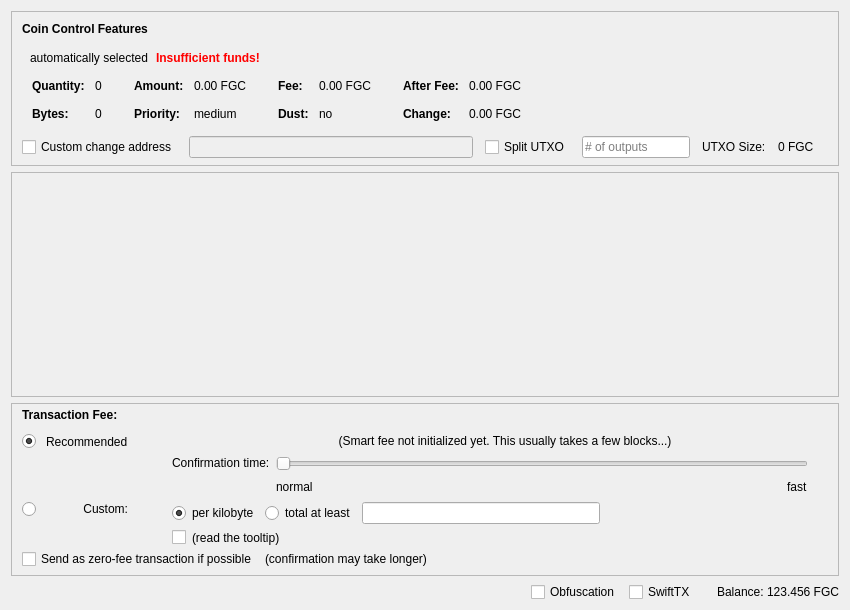
First picture: the form in src/qt/forms/sendcoinsdialog.ui, repository FantasyGold/FantasyGold-Core, before the edit.
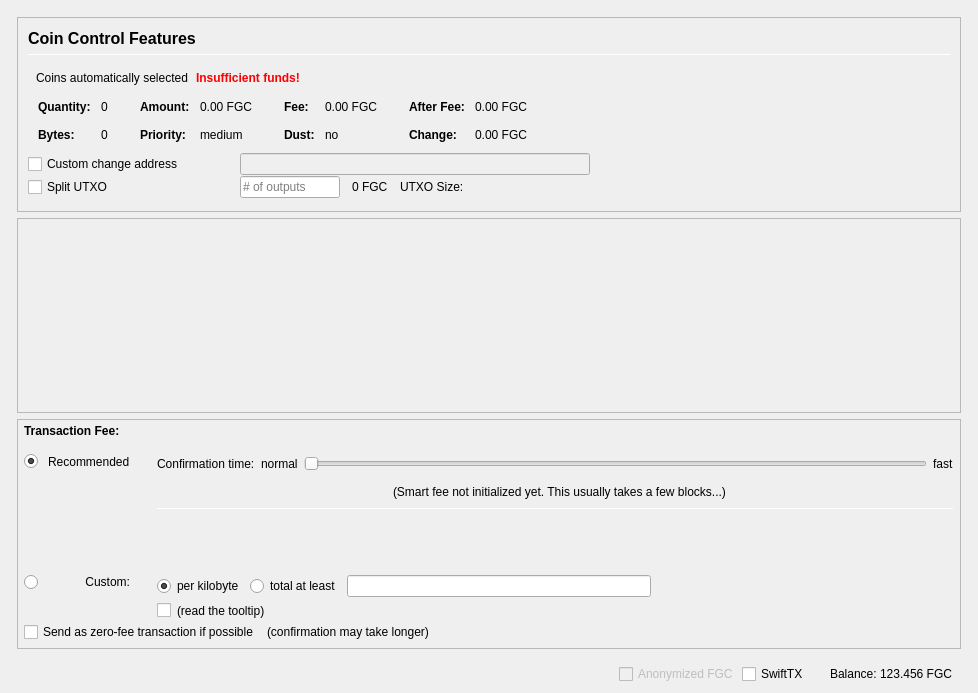
Second picture: the form after the edit. Icons and pictures are not drawn. Custom widgets are drawn as their Qt base class.

```diff
--- a/src/qt/forms/sendcoinsdialog.ui
+++ b/src/qt/forms/sendcoinsdialog.ui
@@ -2,20 +2,79 @@
 <ui version="4.0">
  <class>SendCoinsDialog</class>
  <widget class="QDialog" name="SendCoinsDialog">
+  <property name="enabled">
+   <bool>true</bool>
+  </property>
   <property name="geometry">
    <rect>
     <x>0</x>
     <y>0</y>
-    <width>850</width>
-    <height>610</height>
+    <width>978</width>
+    <height>693</height>
    </rect>
   </property>
   <property name="windowTitle">
    <string>Send Coins</string>
   </property>
-  <layout class="QVBoxLayout" name="verticalLayout" stretch="0,1,0,0">
+  <layout class="QVBoxLayout" name="verticalLayout" stretch="0">
    <property name="bottomMargin">
-    <number>8</number>
+    <number>9</number>
+   </property>
+   <item>
+    <layout class="QVBoxLayout" name="verticalLayout_Master" stretch="0,1">
+     <property name="spacing">
+      <number>0</number>
+     </property>
+     <property name="leftMargin">
+      <number>0</number>
+     </property>
+     <property name="topMargin">
+      <number>0</number>
+     </property>
+     <property name="rightMargin">
+      <number>0</number>
+     </property>
+     <property name="bottomMargin">
+      <number>0</number>
+     </property>
+     <item>
+      <widget class="QFrame" name="frame_Header">
+       <layout class="QVBoxLayout" name="verticalLayout_Header" stretch="0">
+        <property name="leftMargin">
+         <number>0</number>
+        </property>
+        <property name="topMargin">
+         <number>0</number>
+        </property>
+        <property name="rightMargin">
+         <number>0</number>
+        </property>
+        <property name="bottomMargin">
+         <number>0</number>
+        </property>
+       </layout>
+      </widget>
+     </item>
+     <item>
+      <widget class="QFrame" name="frame_BG">
+       <property name="minimumSize">
+        <size>
+         <width>0</width>
+         <height>0</height>
+        </size>
+       </property>
+       <layout class="QVBoxLayout" name="layout_BG" stretch="0,0,0,0">
+        <property name="leftMargin">
+         <number>6</number>
+        </property>
+        <property name="topMargin">
+         <number>6</number>
+        </property>
+        <property name="rightMargin">
+         <number>6</number>
+        </property>
+        <property name="bottomMargin">
+         <number>0</number>
    </property>
    <item>
     <widget class="QFrame" name="frameCoinControl">
@@ -51,12 +110,13 @@
        <number>0</number>
       </property>
       <property name="bottomMargin">
-       <number>6</number>
+            <number>0</number>
       </property>
       <item>
-       <layout class="QVBoxLayout" name="verticalLayoutCoinControl" stretch="0,0,0,0,1">
+            <widget class="QFrame" name="frameCoinControl_BG">
+             <layout class="QVBoxLayout" name="verticalLayoutCoinControl" stretch="0,0,0,0,0,0">
         <property name="spacing">
-         <number>0</number>
+               <number>1</number>
         </property>
         <property name="leftMargin">
          <number>10</number>
@@ -70,6 +130,11 @@
            <number>15</number>
           </property>
           <item>
+                 <layout class="QVBoxLayout" name="verticalLayout_3">
+                  <property name="spacing">
+                   <number>6</number>
+                  </property>
+                  <item>
            <widget class="QLabel" name="labelCoinControlFeatures">
             <property name="sizePolicy">
              <sizepolicy hsizetype="Preferred" vsizetype="Maximum">
@@ -77,8 +142,15 @@
               <verstretch>0</verstretch>
              </sizepolicy>
             </property>
+                    <property name="minimumSize">
+                     <size>
+                      <width>0</width>
+                      <height>20</height>
+                     </size>
+                    </property>
             <property name="font">
              <font>
+                      <pointsize>12</pointsize>
               <weight>75</weight>
               <bold>true</bold>
              </font>
@@ -91,6 +163,27 @@
             </property>
            </widget>
           </item>
+                  <item>
+                   <widget class="Line" name="line">
+                    <property name="minimumSize">
+                     <size>
+                      <width>0</width>
+                      <height>1</height>
+                     </size>
+                    </property>
+                    <property name="maximumSize">
+                     <size>
+                      <width>16777215</width>
+                      <height>1</height>
+                     </size>
+                    </property>
+                    <property name="orientation">
+                     <enum>Qt::Horizontal</enum>
+                    </property>
+                   </widget>
+                  </item>
+                 </layout>
+                </item>
          </layout>
         </item>
         <item>
@@ -117,7 +210,7 @@
           <item>
            <widget class="QLabel" name="labelCoinControlAutomaticallySelected">
             <property name="text">
-             <string>automatically selected</string>
+                   <string>Coins automatically selected</string>
             </property>
             <property name="margin">
              <number>5</number>
@@ -528,7 +621,7 @@
          </widget>
         </item>
         <item>
-         <layout class="QHBoxLayout" name="horizontalLayoutCoinControl4" stretch="0,0,0,0,0,0,0">
+               <layout class="QHBoxLayout" name="horizontalLayoutCoinControl4">
           <property name="spacing">
            <number>12</number>
           </property>
@@ -536,13 +629,31 @@
            <enum>QLayout::SetDefaultConstraint</enum>
           </property>
           <property name="topMargin">
-           <number>5</number>
+                 <number>0</number>
           </property>
           <property name="rightMargin">
-           <number>5</number>
+                 <number>0</number>
           </property>
           <item>
            <widget class="QCheckBox" name="checkBoxCoinControlChange">
+                  <property name="sizePolicy">
+                   <sizepolicy hsizetype="Preferred" vsizetype="Preferred">
+                    <horstretch>0</horstretch>
+                    <verstretch>0</verstretch>
+                   </sizepolicy>
+                  </property>
+                  <property name="minimumSize">
+                   <size>
+                    <width>200</width>
+                    <height>0</height>
+                   </size>
+                  </property>
+                  <property name="maximumSize">
+                   <size>
+                    <width>200</width>
+                    <height>16777215</height>
+                   </size>
+                  </property>
             <property name="toolTip">
              <string>If this is activated, but the change address is empty or invalid, change will be sent to a newly generated address.</string>
             </property>
@@ -557,15 +668,71 @@
              <bool>false</bool>
             </property>
             <property name="sizePolicy">
-             <sizepolicy hsizetype="Expanding" vsizetype="Fixed">
+                   <sizepolicy hsizetype="Preferred" vsizetype="Preferred">
               <horstretch>0</horstretch>
               <verstretch>0</verstretch>
              </sizepolicy>
             </property>
-           </widget>
-          </item>
+                  <property name="minimumSize">
+                   <size>
+                    <width>300</width>
+                    <height>0</height>
+                   </size>
+                  </property>
+                 </widget>
+                </item>
+                <item>
+                 <widget class="QLabel" name="labelCoinControlChangeLabel">
+                  <property name="sizePolicy">
+                   <sizepolicy hsizetype="Preferred" vsizetype="Preferred">
+                    <horstretch>0</horstretch>
+                    <verstretch>0</verstretch>
+                   </sizepolicy>
+                  </property>
+                  <property name="minimumSize">
+                   <size>
+                    <width>100</width>
+                    <height>0</height>
+                   </size>
+                  </property>
+                  <property name="text">
+                   <string/>
+                  </property>
+                  <property name="margin">
+                   <number>3</number>
+                  </property>
+                 </widget>
+                </item>
+               </layout>
+              </item>
+              <item>
+               <layout class="QHBoxLayout" name="horizontalLayoutCoinControl6">
+                <property name="spacing">
+                 <number>12</number>
+                </property>
+                <property name="rightMargin">
+                 <number>0</number>
+                </property>
           <item>
            <widget class="QCheckBox" name="splitBlockCheckBox">
+                  <property name="sizePolicy">
+                   <sizepolicy hsizetype="Preferred" vsizetype="Preferred">
+                    <horstretch>0</horstretch>
+                    <verstretch>0</verstretch>
+                   </sizepolicy>
+                  </property>
+                  <property name="minimumSize">
+                   <size>
+                    <width>200</width>
+                    <height>0</height>
+                   </size>
+                  </property>
+                  <property name="maximumSize">
+                   <size>
+                    <width>200</width>
+                    <height>16777215</height>
+                   </size>
+                  </property>
             <property name="text">
              <string>Split UTXO</string>
             </property>
@@ -574,23 +741,28 @@
           <item>
            <widget class="QLineEdit" name="splitBlockLineEdit">
             <property name="sizePolicy">
-             <sizepolicy hsizetype="Fixed" vsizetype="Fixed">
+                   <sizepolicy hsizetype="Preferred" vsizetype="Preferred">
               <horstretch>50</horstretch>
               <verstretch>0</verstretch>
              </sizepolicy>
             </property>
+                  <property name="minimumSize">
+                   <size>
+                    <width>100</width>
+                    <height>0</height>
+                   </size>
+                  </property>
+                  <property name="maximumSize">
+                   <size>
+                    <width>100</width>
+                    <height>16777215</height>
+                   </size>
+                  </property>
             <property name="placeholderText">
              <string># of outputs</string>
             </property>
            </widget>
           </item>
-          <item>
-           <widget class="QLabel" name="labelBlockSizeText">
-            <property name="text">
-             <string>UTXO Size:</string>
-            </property>
-           </widget>
-          </item>
           <item>
            <widget class="QLabel" name="labelBlockSize">
             <property name="text">
@@ -599,27 +771,25 @@
            </widget>
           </item>
           <item>
-           <widget class="QLabel" name="labelCoinControlChangeLabel">
-            <property name="sizePolicy">
-             <sizepolicy hsizetype="Preferred" vsizetype="Expanding">
-              <horstretch>0</horstretch>
-              <verstretch>0</verstretch>
-             </sizepolicy>
-            </property>
-            <property name="minimumSize">
-             <size>
-              <width>0</width>
-              <height>0</height>
-             </size>
-            </property>
+                 <widget class="QLabel" name="labelBlockSizeText">
             <property name="text">
-             <string/>
-            </property>
-            <property name="margin">
-             <number>3</number>
+                   <string>UTXO Size:</string>
             </property>
            </widget>
           </item>
+                <item>
+                 <spacer name="horizontalSpacer_7">
+                  <property name="orientation">
+                   <enum>Qt::Horizontal</enum>
+                  </property>
+                  <property name="sizeHint" stdset="0">
+                   <size>
+                    <width>40</width>
+                    <height>20</height>
+                   </size>
+                  </property>
+                 </spacer>
+                </item>
          </layout>
         </item>
         <item>
@@ -636,6 +806,7 @@
          </spacer>
         </item>
        </layout>
+            </widget>
       </item>
      </layout>
     </widget>
@@ -650,8 +821,8 @@
        <rect>
         <x>0</x>
         <y>0</y>
-        <width>830</width>
-        <height>161</height>
+             <width>944</width>
+             <height>136</height>
        </rect>
       </property>
       <layout class="QVBoxLayout" name="verticalLayout_2" stretch="0,1">
@@ -733,11 +904,14 @@
          <number>0</number>
         </property>
         <property name="leftMargin">
-         <number>10</number>
+              <number>6</number>
         </property>
         <property name="topMargin">
          <number>0</number>
         </property>
+             <property name="rightMargin">
+              <number>6</number>
+             </property>
         <item>
          <layout class="QHBoxLayout" name="horizontalLayoutFee1">
           <property name="bottomMargin">
@@ -879,7 +1053,61 @@
              <property name="verticalSpacing">
               <number>4</number>
              </property>
-             <item row="2" column="4">
+                  <item row="2" column="0">
+                   <layout class="QVBoxLayout" name="verticalLayoutFee4" stretch="0">
+                    <item>
+                     <spacer name="verticalSpacer_2">
+                      <property name="orientation">
+                       <enum>Qt::Vertical</enum>
+                      </property>
+                      <property name="sizeHint" stdset="0">
+                       <size>
+                        <width>1</width>
+                        <height>1</height>
+                       </size>
+                      </property>
+                     </spacer>
+                    </item>
+                   </layout>
+                  </item>
+                  <item row="3" column="0">
+                   <layout class="QVBoxLayout" name="verticalLayoutFee9" stretch="0,1">
+                    <item>
+                     <widget class="QRadioButton" name="radioCustomFee">
+                      <property name="text">
+                       <string/>
+                      </property>
+                      <attribute name="buttonGroup">
+                       <string notr="true">groupFee</string>
+                      </attribute>
+                     </widget>
+                    </item>
+                    <item>
+                     <spacer name="verticalSpacer_6">
+                      <property name="orientation">
+                       <enum>Qt::Vertical</enum>
+                      </property>
+                      <property name="sizeHint" stdset="0">
+                       <size>
+                        <width>1</width>
+                        <height>1</height>
+                       </size>
+                      </property>
+                     </spacer>
+                    </item>
+                   </layout>
+                  </item>
+                  <item row="3" column="1">
+                   <widget class="QLabel" name="labelCustomFee">
+                    <property name="text">
+                     <string>Custom:</string>
+                    </property>
+                    <property name="alignment">
+                     <set>Qt::AlignRight|Qt::AlignTop|Qt::AlignTrailing</set>
+                    </property>
+                   </widget>
+                  </item>
+                  <item row="3" column="4">
               <layout class="QVBoxLayout" name="verticalLayoutFee8">
                <property name="spacing">
                 <number>6</number>
@@ -978,80 +1206,27 @@
                </item>
               </layout>
              </item>
-             <item row="1" column="0">
-              <layout class="QVBoxLayout" name="verticalLayoutFee4" stretch="1">
-               <item>
-                <spacer name="verticalSpacer_2">
-                 <property name="orientation">
-                  <enum>Qt::Vertical</enum>
-                 </property>
-                 <property name="sizeHint" stdset="0">
-                  <size>
-                   <width>1</width>
-                   <height>1</height>
-                  </size>
-                 </property>
-                </spacer>
-               </item>
-              </layout>
-             </item>
-             <item row="2" column="0">
-              <layout class="QVBoxLayout" name="verticalLayoutFee9" stretch="0,1">
-               <item>
-                <widget class="QRadioButton" name="radioCustomFee">
+                  <item row="1" column="1">
+                   <widget class="QLabel" name="labelSmartFee_2">
                  <property name="text">
-                  <string/>
-                 </property>
-                 <attribute name="buttonGroup">
-                  <string notr="true">groupFee</string>
-                 </attribute>
-                </widget>
-               </item>
-               <item>
-                <spacer name="verticalSpacer_6">
-                 <property name="orientation">
-                  <enum>Qt::Vertical</enum>
-                 </property>
-                 <property name="sizeHint" stdset="0">
-                  <size>
-                   <width>1</width>
-                   <height>1</height>
-                  </size>
-                 </property>
-                </spacer>
-               </item>
-              </layout>
-             </item>
-             <item row="1" column="4">
-              <layout class="QVBoxLayout" name="verticalLayoutFee3" stretch="0,0,1">
+                     <string>Recommended</string>
+                    </property>
+                   </widget>
+                  </item>
+                  <item row="0" column="4" rowspan="3">
+                   <layout class="QVBoxLayout" name="verticalLayoutFee3" stretch="0,0,0,0,1,0">
                <property name="spacing">
                 <number>6</number>
                </property>
                <property name="topMargin">
                 <number>2</number>
                </property>
-               <item>
-                <layout class="QHBoxLayout" name="horizontalLayoutFee12">
-                 <item>
-                  <spacer name="horizontalSpacer_5">
-                   <property name="orientation">
-                    <enum>Qt::Horizontal</enum>
-                   </property>
-                   <property name="sizeHint" stdset="0">
-                    <size>
-                     <width>1</width>
-                     <height>1</height>
-                    </size>
-                   </property>
-                  </spacer>
-                 </item>
-                </layout>
-               </item>
+                    <property name="bottomMargin">
+                     <number>20</number>
+                    </property>
                <item>
                 <layout class="QHBoxLayout" name="horizontalLayoutFee9">
                  <item>
-                  <layout class="QVBoxLayout" name="verticalLayoutFee6">
-                   <item>
                     <widget class="QLabel" name="labelSmartFee3">
                      <property name="text">
                       <string>Confirmation time:</string>
@@ -1062,27 +1237,23 @@
                     </widget>
                    </item>
                    <item>
-                    <spacer name="verticalSpacer_3">
-                     <property name="orientation">
-                      <enum>Qt::Vertical</enum>
-                     </property>
-                     <property name="sizeHint" stdset="0">
-                      <size>
-                       <width>1</width>
-                       <height>1</height>
-                      </size>
-                     </property>
-                    </spacer>
-                   </item>
-                  </layout>
-                 </item>
-                 <item>
-                  <layout class="QVBoxLayout" name="verticalLayoutFee5">
-                   <property name="rightMargin">
-                    <number>30</number>
-                   </property>
+                       <widget class="QLabel" name="labelSmartFeeNormal">
+                        <property name="text">
+                         <string>normal</string>
+                        </property>
+                        <property name="margin">
+                         <number>2</number>
+                        </property>
+                       </widget>
+                      </item>
                    <item>
                     <widget class="QSlider" name="sliderSmartFee">
+                        <property name="minimumSize">
+                         <size>
+                          <width>0</width>
+                          <height>24</height>
+                         </size>
+                        </property>
                      <property name="minimum">
                       <number>0</number>
                      </property>
@@ -1110,28 +1281,6 @@
                     </widget>
                    </item>
                    <item>
-                    <layout class="QHBoxLayout" name="horizontalLayoutFee10">
-                     <item>
-                      <widget class="QLabel" name="labelSmartFeeNormal">
-                       <property name="text">
-                        <string>normal</string>
-                       </property>
-                      </widget>
-                     </item>
-                     <item>
-                      <spacer name="horizontalSpacer_3">
-                       <property name="orientation">
-                        <enum>Qt::Horizontal</enum>
-                       </property>
-                       <property name="sizeHint" stdset="0">
-                        <size>
-                         <width>40</width>
-                         <height>20</height>
-                        </size>
-                       </property>
-                      </spacer>
-                     </item>
-                     <item>
                       <widget class="QLabel" name="labelSmartFeeFast">
                        <property name="text">
                         <string>fast</string>
@@ -1140,81 +1289,148 @@
                      </item>
                     </layout>
                    </item>
-                  </layout>
-                 </item>
-                </layout>
-               </item>
                <item>
-                <spacer name="verticalSpacer_4">
+                     <layout class="QHBoxLayout" name="horizontalLayout_recommended_texts">
+                      <property name="spacing">
+                       <number>0</number>
+                      </property>
+                      <item>
+                       <spacer name="horizontalSpacer_8">
                  <property name="orientation">
-                  <enum>Qt::Vertical</enum>
+                         <enum>Qt::Horizontal</enum>
                  </property>
                  <property name="sizeHint" stdset="0">
                   <size>
-                   <width>1</width>
-                   <height>1</height>
+                          <width>40</width>
+                          <height>20</height>
                   </size>
                  </property>
                 </spacer>
                </item>
-              </layout>
-             </item>
-             <item row="0" column="1">
-              <widget class="QLabel" name="labelSmartFee_2">
-               <property name="text">
-                <string>Recommended</string>
-               </property>
-              </widget>
-             </item>
-             <item row="0" column="0">
-              <widget class="QRadioButton" name="radioSmartFee">
-               <property name="text">
-                <string/>
-               </property>
-               <property name="checked">
-                <bool>true</bool>
-               </property>
-               <attribute name="buttonGroup">
-                <string notr="true">groupFee</string>
-               </attribute>
-              </widget>
-             </item>
-             <item row="2" column="1">
-              <widget class="QLabel" name="labelCustomFee">
-               <property name="text">
-                <string>Custom:</string>
-               </property>
-               <property name="alignment">
-                <set>Qt::AlignRight|Qt::AlignTop|Qt::AlignTrailing</set>
-               </property>
-              </widget>
-             </item>
-             <item row="0" column="2">
-              <widget class="QLabel" name="labelSmartFee">
-               <property name="text">
-                <string/>
-               </property>
-               <property name="margin">
-                <number>2</number>
-               </property>
-              </widget>
-             </item>
-             <item row="0" column="3">
+                      <item>
               <widget class="QLabel" name="labelFeeEstimation">
                <property name="text">
                 <string/>
                </property>
-              </widget>
-             </item>
-             <item row="0" column="4">
+                        <property name="margin">
+                         <number>2</number>
+                        </property>
+                       </widget>
+                      </item>
+                      <item>
               <widget class="QLabel" name="labelSmartFee2">
                <property name="text">
                 <string>(Smart fee not initialized yet. This usually takes a few blocks...)</string>
                </property>
                <property name="alignment">
-                <set>Qt::AlignHCenter</set>
+                         <set>Qt::AlignLeading|Qt::AlignLeft|Qt::AlignVCenter</set>
                </property>
                <property name="wordWrap">
+                         <bool>false</bool>
+                        </property>
+                        <property name="margin">
+                         <number>2</number>
+                        </property>
+                        <property name="indent">
+                         <number>-1</number>
+                        </property>
+                       </widget>
+                      </item>
+                      <item>
+                       <spacer name="horizontalSpacer_3">
+                        <property name="orientation">
+                         <enum>Qt::Horizontal</enum>
+                        </property>
+                        <property name="sizeHint" stdset="0">
+                         <size>
+                          <width>40</width>
+                          <height>20</height>
+                         </size>
+                        </property>
+                       </spacer>
+                      </item>
+                     </layout>
+                    </item>
+                    <item>
+                     <widget class="Line" name="line_2">
+                      <property name="minimumSize">
+                       <size>
+                        <width>0</width>
+                        <height>1</height>
+                       </size>
+                      </property>
+                      <property name="maximumSize">
+                       <size>
+                        <width>16777215</width>
+                        <height>1</height>
+                       </size>
+                      </property>
+                      <property name="orientation">
+                       <enum>Qt::Horizontal</enum>
+                      </property>
+                     </widget>
+                    </item>
+                    <item>
+                     <layout class="QHBoxLayout" name="horizontalLayoutFee12">
+                      <item>
+                       <spacer name="horizontalSpacer_5">
+                        <property name="orientation">
+                         <enum>Qt::Horizontal</enum>
+                        </property>
+                        <property name="sizeHint" stdset="0">
+                         <size>
+                          <width>1</width>
+                          <height>1</height>
+                         </size>
+                        </property>
+                       </spacer>
+                      </item>
+                     </layout>
+                    </item>
+                    <item>
+                     <spacer name="verticalSpacer_4">
+                      <property name="orientation">
+                       <enum>Qt::Vertical</enum>
+                      </property>
+                      <property name="sizeHint" stdset="0">
+                       <size>
+                        <width>1</width>
+                        <height>1</height>
+                       </size>
+                      </property>
+                     </spacer>
+                    </item>
+                    <item>
+                     <spacer name="verticalSpacer_3">
+                      <property name="orientation">
+                       <enum>Qt::Vertical</enum>
+                      </property>
+                      <property name="sizeHint" stdset="0">
+                       <size>
+                        <width>20</width>
+                        <height>40</height>
+                       </size>
+                      </property>
+                     </spacer>
+                    </item>
+                   </layout>
+                  </item>
+                  <item row="1" column="2">
+                   <widget class="QLabel" name="labelSmartFee">
+                    <property name="text">
+                     <string/>
+                    </property>
+                    <property name="margin">
+                     <number>2</number>
+                    </property>
+                   </widget>
+                  </item>
+                  <item row="1" column="0">
+                   <widget class="QRadioButton" name="radioSmartFee">
+                    <property name="text">
+                     <string/>
+                    </property>
+                    <property name="checked">
                 <bool>true</bool>
                </property>
                <property name="margin">
@@ -1299,7 +1515,11 @@
     </widget>
    </item>
    <item>
+         <widget class="QFrame" name="frame_Send">
     <layout class="QHBoxLayout" name="horizontalLayout">
+           <property name="bottomMargin">
+            <number>0</number>
+           </property>
      <item>
       <widget class="QtMaterialFlatButton" name="sendButton" native="true">
        <property name="minimumSize">
@@ -1385,19 +1605,13 @@
         <number>3</number>
        </property>
        <item>
-        <widget class="QCheckBox" name="checkUseObfuscation">
-         <property name="minimumSize">
-          <size>
-           <width>95</width>
-           <height>0</height>
-          </size>
-         </property>
-         <property name="text">
-          <string>Obfuscation</string>
-         </property>
-         <property name="checked">
+              <widget class="QCheckBox" name="checkzFGC">
+               <property name="enabled">
           <bool>false</bool>
          </property>
+               <property name="text">
+                <string>Anonymized FGC</string>
+               </property>
         </widget>
        </item>
        <item>
@@ -1445,6 +1659,12 @@
       </layout>
      </item>
     </layout>
+         </widget>
+        </item>
+       </layout>
+      </widget>
+     </item>
+    </layout>
    </item>
   </layout>
  </widget>
```
Left out of the diff: 9 changed lines with no effect on the pictures. Lines whose indentation alone changed are shown as unchanged.
